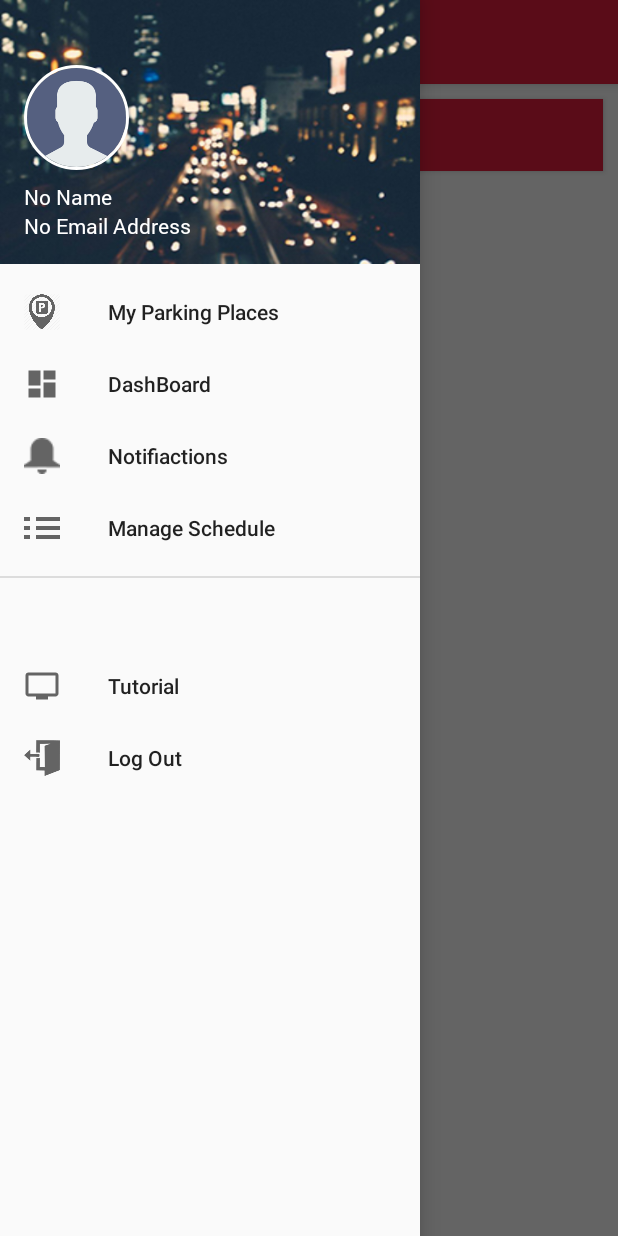
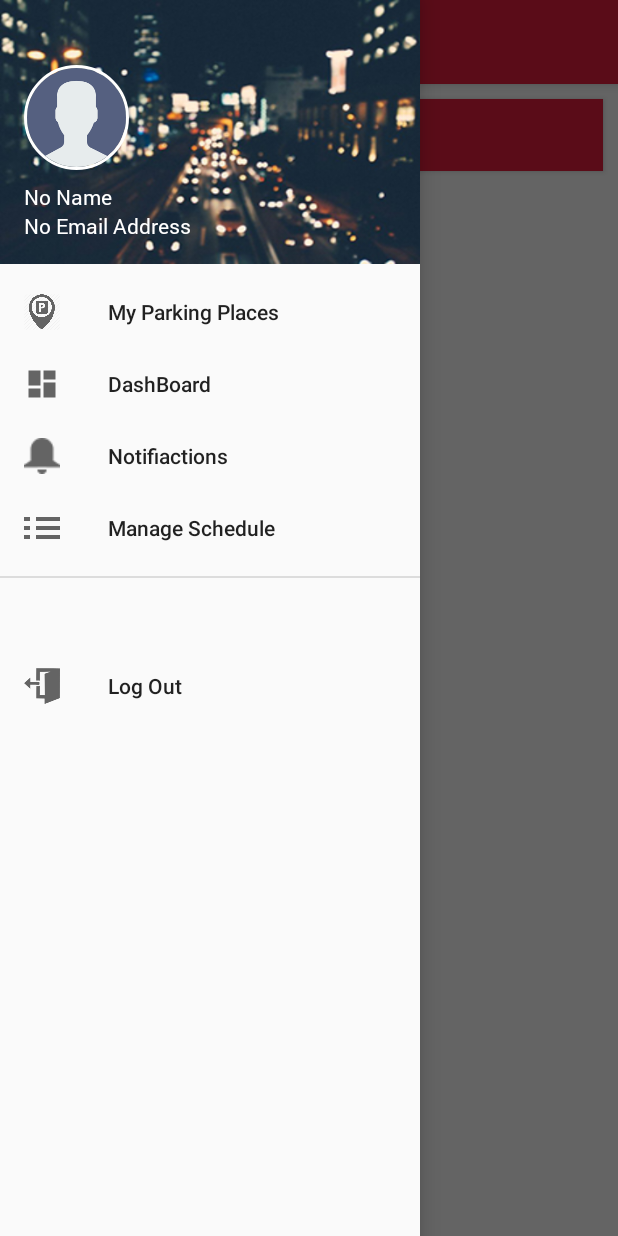
Before and after one commit to e-parking/android-app-provider, an Android app: the screen it shows after launch once a user with an empty profile is signed in (HomeActivity), with the side drawer open, on a phone screen of 412 x 824 dp. Run offline under Robolectric (Android 15) with nearby library versions, the light colour scheme and no system bars; our stand-ins replace CircleImageView, Firebase (no records; nobody signed in at launch, a user with empty details on screens opened directly), Picasso; pictures from the network do not load.

Commit message:
Final version

```diff
--- a/app/src/main/res/menu/activity_home_drawer.xml
+++ b/app/src/main/res/menu/activity_home_drawer.xml
@@ -28,10 +28,6 @@
     <item android:title="">
         <menu>
             <item
-                android:id="@+id/nav_tutorials"
-                android:icon="@drawable/tutorial"
-                android:title="Tutorial" />
-            <item
                 android:id="@+id/nav_logout"
                 android:icon="@drawable/ic_logout_icon"
                 android:title="Log Out" />
```
